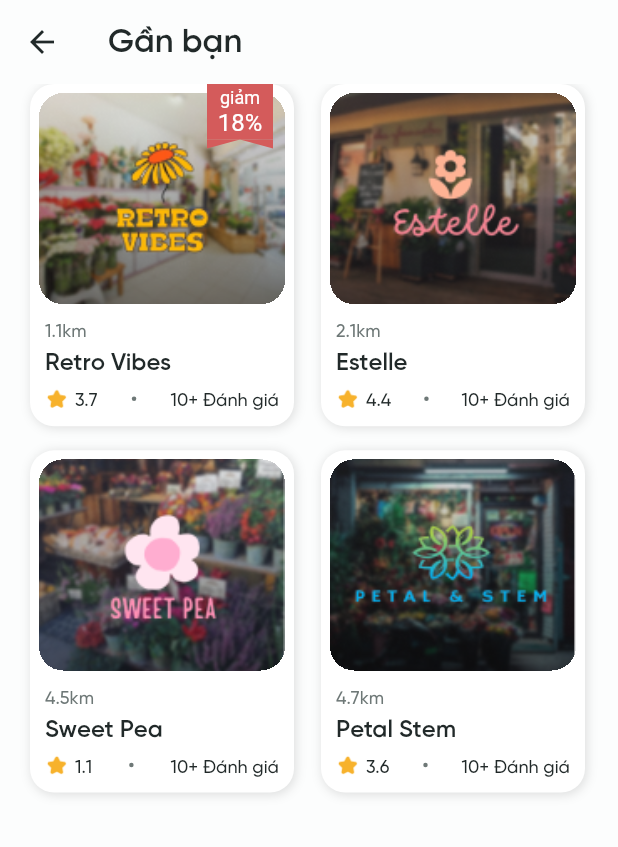
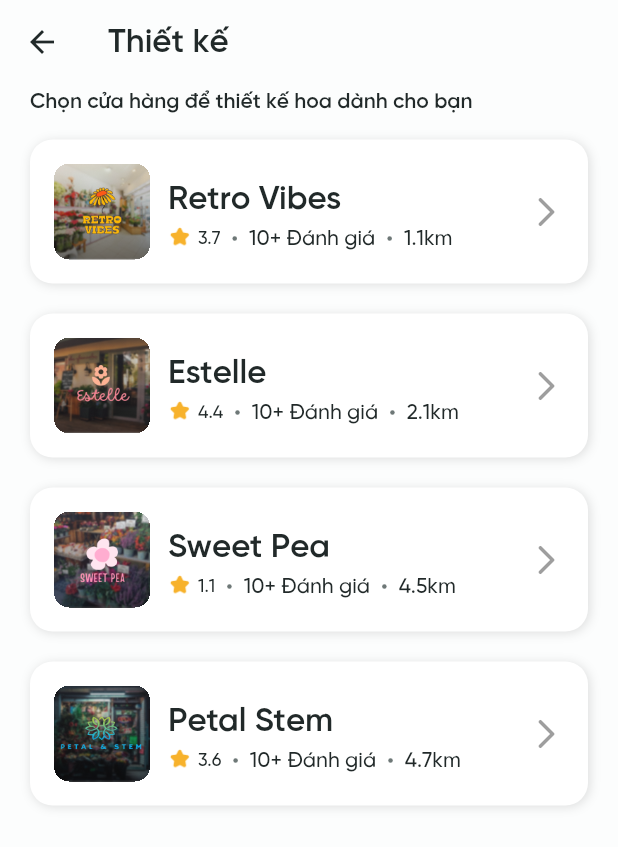
Before and after one commit to Nhatdote/flutter_flora, a Flutter app: the IndexScreen screen opened by its route, after a tap on "Thiết kế", on a phone screen of 412 x 824 dp. Shown: the top 847 px of the screen. Run offline on Flutter 3.47's test engine with Material 2 defaults, Android fonts, the phone set to English and light mode, and no system bars; our stand-ins replace camera, carousel_slider, dropdown_button2, flutter_keyboard_visibility, shared_preferences, smooth_page_indicator and 2 more; accounts and stored records are empty; network calls fail.

Commit message:
Update design steps

```diff
--- a/lib/db.dart
+++ b/lib/db.dart
@@ -85,7 +85,7 @@ class DB {
       {
         'icon': 'assets/images/etc/feature_design.png',
         'label': 'Thiết kế',
-        'route': '/near-you',
+        'route': '/design/select-shop',
       },
       {
         'icon': 'assets/images/etc/feature_strange.png',
@@ -121,6 +121,7 @@ class DB {
     for (int i = 1; i <= 10; i++) {
       items.add(
         ProductModel(
+          id: i + 1,
           image: 'assets/images/layout/flower_$i.png',
           name: names[random.nextInt(names.length)],
           price: (((random.nextDouble() * 80).round() + 1) * 10000).toDouble(),
@@ -152,6 +153,7 @@ class DB {
       String h = images[i];
       items.add(
         ShopModel(
+          id: i + 1,
           distance:
               '${double.parse((random.nextDouble() * 10).toStringAsFixed(1))}km',
           name: h
--- a/lib/routes.dart
+++ b/lib/routes.dart
@@ -1,4 +1,7 @@
 import 'package:flora/screens/error.dart';
+import 'package:flora/screens/feature/design/select_flowers.dart';
+import 'package:flora/screens/feature/design/select_shop.dart';
+import 'package:flora/screens/feature/design/select_wrap.dart';
 import 'package:flora/screens/feature/near_you.dart';
 import 'package:flora/screens/feature/other.dart';
 import 'package:flora/screens/feature/strange.dart';
@@ -15,7 +18,6 @@ import 'package:flutter/material.dart';
 
 class AppRoute {
   static const String index = '/';
-
   static const String splash = '/splash';
   static const String onBoarding = '/onboarding';
   static const String registerPhone = '/register/phone';
@@ -27,6 +29,9 @@ class AppRoute {
   static const String nearYou = '/near-you';
   static const String other = '/other';
   static const String strange = '/strange';
+  static const String designSelectShop = '/design/select-shop';
+  static const String designSelectFlowers = '/design/select-flowers';
+  static const String designSelectWrap = '/design/select-wrap';
 
   // Routes is not have any agruments
   static Map<String, Widget> simpleRoutes = {
@@ -38,8 +43,12 @@ class AppRoute {
     login: const LoginScreen(),
     nearYou: const NearYouScreen(),
     other: const OtherScreen(),
-    strange: const StrangeScreen()
+    strange: const StrangeScreen(),
+    designSelectShop: const DesignSelectShopScreen(),
   };
+
+  // @TODO
+  static Map<String, dynamic> nestedRoutes = {};
 
   static onGenerateRoute(RouteSettings settings) {
     final String? routeName = settings.name;
@@ -70,6 +79,20 @@ class AppRoute {
 
         screen = PromotionScreen(promotion: arguments['promotion']!);
         break;
+      case AppRoute.designSelectFlowers:
+        if (arguments == null || arguments['shop_id'] == null) {
+          return errorPage();
+        }
+
+        screen = DesignSelectFlowersScreen(arguments['shop_id']);
+        break;
+      case AppRoute.designSelectWrap:
+        if (arguments == null || arguments['ids'] == null) {
+          return errorPage();
+        }
+
+        screen = DesignSelectWrapScreen(arguments['ids']);
+        break;
       default:
         screen = routes.containsKey(routeName) ? routes[routeName] : null;
         break;
--- /dev/null
+++ b/lib/screens/feature/design/select_shop.dart
@@ -0,0 +1,162 @@
+import 'package:flora/constans/asset.dart';
+import 'package:flora/constans/color.dart';
+import 'package:flora/constans/space.dart';
+import 'package:flora/constans/style.dart';
+import 'package:flora/db.dart';
+import 'package:flora/routes.dart';
+import 'package:flora/widgets/app_header.dart';
+import 'package:flora/widgets/card/shop_card.dart';
+import 'package:flutter/material.dart';
+
+class DesignSelectShopScreen extends StatefulWidget {
+  const DesignSelectShopScreen({super.key});
+
+  @override
+  State<DesignSelectShopScreen> createState() => _DesignSelectShopScreenState();
+}
+
+class _DesignSelectShopScreenState extends State<DesignSelectShopScreen> {
+  List<ShopModel> shops = DB.shopList;
+
+  @override
+  Widget build(BuildContext context) {
+    return Scaffold(
+      backgroundColor: AppColor.background,
+      appBar: const SimpleAppHeader('Thiết kế'),
+      body: Column(
+        crossAxisAlignment: CrossAxisAlignment.start,
+        children: [
+          const Padding(
+            padding: EdgeInsets.only(bottom: AppSpace.md, left: AppSpace.xl),
+            child: Text(
+              'Chọn cửa hàng để thiết kế hoa dành cho bạn',
+              style: TextStyle(fontWeight: FontWeight.w600),
+            ),
+          ),
+          Expanded(
+            child: Padding(
+              padding: const EdgeInsets.symmetric(horizontal: AppSpace.xl),
+              child: ListView.separated(
+                itemBuilder: (context, index) {
+                  final ShopModel shop = shops[index];
+
+                  return InkWell(
+                    onTap: () => Navigator.pushNamed(
+                      context,
+                      AppRoute.designSelectFlowers,
+                      arguments: {'shop_id': shop.id},
+                    ),
+                    splashColor: Colors.black38,
+                    borderRadius: BorderRadius.circular(15),
+                    // radius: 1000,
+                    child: Ink(
+                      decoration: BoxDecoration(
+                        boxShadow: const [AppStyle.boxShadowSm],
+                        color: Colors.white,
+                        borderRadius: BorderRadius.circular(15),
+                      ),
+                      child: Container(
+                        padding: const EdgeInsets.all(AppSpace.md),
+                        child: Row(
+                          children: [
+                            Container(
+                              decoration: BoxDecoration(
+                                borderRadius: BorderRadius.circular(10),
+                              ),
+                              clipBehavior: Clip.hardEdge,
+                              child: Image.asset(
+                                shop.image,
+                                width: 64,
+                                height: 64,
+                                fit: BoxFit.cover,
+                              ),
+                            ),
+                            Expanded(
+                              child: Padding(
+                                padding: const EdgeInsets.symmetric(
+                                  horizontal: AppSpace.sm,
+                                ),
+                                child: Column(
+                                  crossAxisAlignment: CrossAxisAlignment.start,
+                                  children: [
+                                    Text(
+                                      shop.name,
+                                      style: AppStyle.textHeading2,
+                                    ),
+                                    Row(
+                                      children: [
+                                        Image.asset(
+                                          Asset.iconStarSolid,
+                                          color: const Color(0xFFF7B22C),
+                                          height: 16,
+                                          width: 16,
+                                        ),
+                                        Padding(
+                                          padding:
+                                              const EdgeInsets.only(left: 4),
+                                          child: Text(
+                                            "${shop.star}",
+                                            style: const TextStyle(
+                                                fontSize: AppStyle.fontSizeSm,
+                                                fontWeight: FontWeight.w500),
+                                          ),
+                                        ),
+                                        Container(
+                                          margin: const EdgeInsets.only(
+                                            top: 3,
+                                            left: AppSpace.xs,
+                                            right: AppSpace.xs,
+                                          ),
+                                          alignment: Alignment.center,
+                                          width: 3,
+                                          height: 3,
+                                          decoration: BoxDecoration(
+                                            color: AppColor.neutral40,
+                                            borderRadius:
+                                                BorderRadius.circular(50),
+                                          ),
+                                        ),
+                                        Text("${shop.evaluation} Đánh giá"),
+                                        Container(
+                                          margin: const EdgeInsets.only(
+                                            top: 3,
+                                            left: AppSpace.xs,
+                                            right: AppSpace.xs,
+                                          ),
+                                          alignment: Alignment.center,
+                                          width: 3,
+                                          height: 3,
+                                          decoration: BoxDecoration(
+                                            color: AppColor.neutral40,
+                                            borderRadius:
+                                                BorderRadius.circular(50),
+                                          ),
+                                        ),
+                                        Text(shop.distance),
+                                      ],
+                                    )
+                                  ],
+                                ),
+                              ),
+                            ),
+                            const Icon(
+                              Icons.arrow_forward_ios_rounded,
+                              color: Colors.black38,
+                            )
+                          ],
+                        ),
+                      ),
+                    ),
+                  );
+                },
+                separatorBuilder: (context, index) =>
+                    const SizedBox(height: AppSpace.xl),
+                itemCount: shops.length,
+              ),
+            ),
+          ),
+        ],
+      ),
+    );
+  }
+}
--- a/lib/screens/feature/strange.dart
+++ b/lib/screens/feature/strange.dart
@@ -62,8 +62,10 @@ class _StrangeScreenState extends State<StrangeScreen>
 
     await Future.delayed(const Duration(seconds: 1));
 
+    items.shuffle(Random());
     setState(() {
       finding = false;
+      items = items;
     });
   }
 
--- a/lib/screens/home/home.dart
+++ b/lib/screens/home/home.dart
@@ -48,7 +48,7 @@ class _HomeScreenState extends State<HomeScreen> {
           SliverList.list(
             children: [
               const SizedBox(height: AppSpace.xl),
-              FeatureWidghet(features: features),
+              FeatureWidget(features: features),
               const SizedBox(height: AppSpace.xl),
               CategorySlider(
                 category: 'Deal dành riêng cho Mùng 8/3',
@@ -154,10 +154,10 @@ class _PromotionWidgetState extends State<PromotionWidget> {
   }
 }
 
-class FeatureWidghet extends StatelessWidget {
+class FeatureWidget extends StatelessWidget {
   final List<Map<String, String>> features;
 
-  const FeatureWidghet({
+  const FeatureWidget({
     super.key,
     required this.features,
   });
@@ -167,7 +167,7 @@ class FeatureWidghet extends StatelessWidget {
     return Row(
       mainAxisAlignment: MainAxisAlignment.spaceEvenly,
       children: features.map((h) {
-        return GestureDetector(
+        return InkWell(
           onTap: () => Navigator.pushNamed(context, h['route']!),
           child: Column(
             children: [
--- a/lib/widgets/card/product_card.dart
+++ b/lib/widgets/card/product_card.dart
@@ -136,14 +136,16 @@ class ProductCard extends StatelessWidget {
 }
 
 class ProductModel {
+  final int id;
   final String image;
   final String name;
   final double price;
   final double star;
   final int sold;
-  final int? discount;
+  int? discount;
 
   ProductModel({
+    required this.id,
     required this.image,
     required this.name,
     required this.price,
--- a/lib/widgets/card/shop_card.dart
+++ b/lib/widgets/card/shop_card.dart
@@ -116,6 +116,7 @@ class ShopCard extends StatelessWidget {
 
 class ShopModel {
   ShopModel({
+    required this.id,
     required this.distance,
     required this.name,
     required this.star,
@@ -124,6 +125,7 @@ class ShopModel {
     this.discount,
   });
 
+  final int id;
   final String distance;
   final String name;
   final double star;
```
Also changed, not shown: lib/screens/feature/design/select_flowers.dart (added, +161 -0 lines), lib/screens/feature/design/select_wrap.dart (added, +42 -0 lines).
